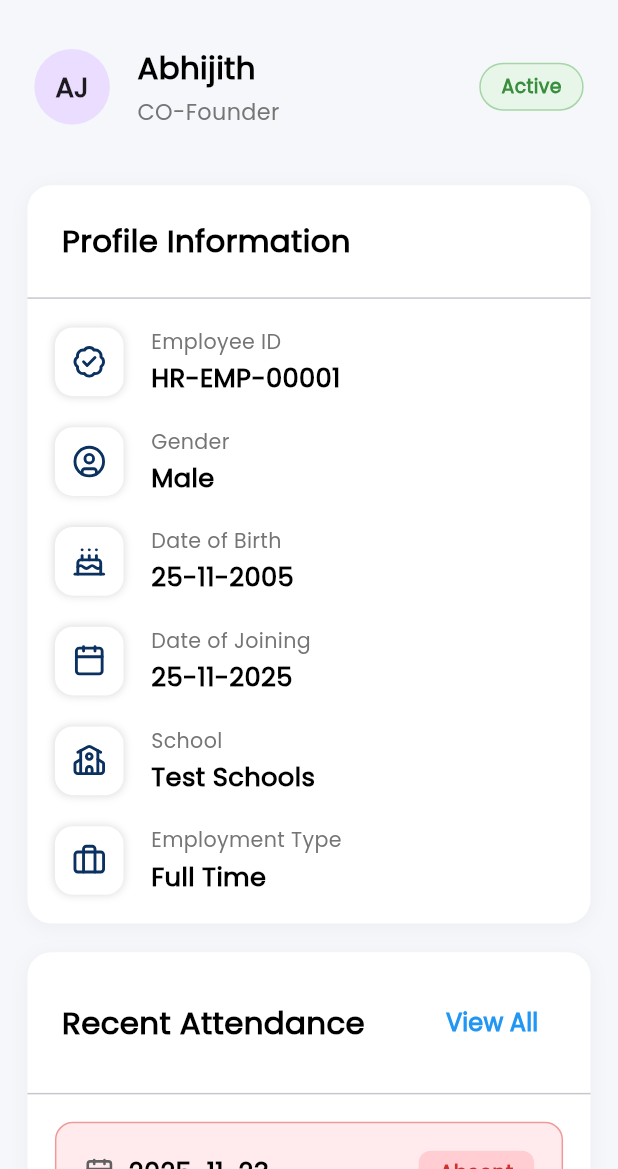
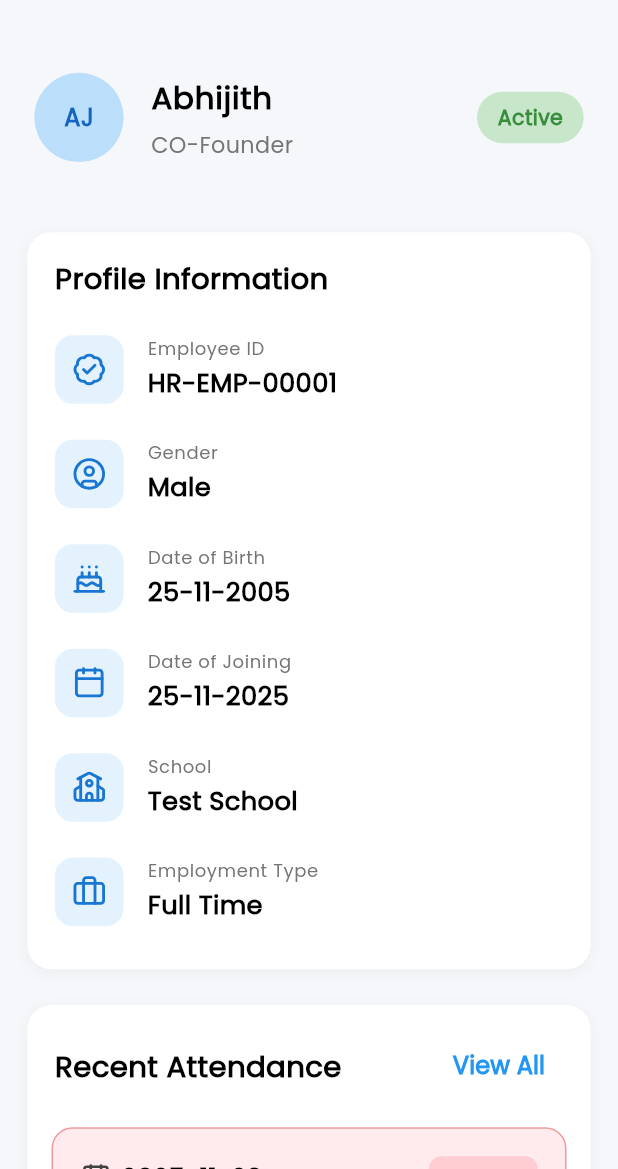
Before and after one commit to Pro-ject-dev/amrita_school, a Flutter app: the ProfilePage screen opened by its route, on a phone screen of 412 x 824 dp, the part 67-1236 px from its top. Run offline on Flutter 3.47's test engine with Material 3 defaults, Android fonts, the phone set to English and light mode, and no system bars; our stand-ins replace dio, flutter_riverpod, flutter_screenutil, flutter_svg, freezed_annotation, go_router and 5 more; generated files the repository leaves out were written again; project files that could hold a hidden picture were left out.

```diff
--- a/lib/core/features/profile/presentation/view/profile_page.dart
+++ b/lib/core/features/profile/presentation/view/profile_page.dart
@@ -1,24 +1,23 @@
-import 'package:amrita_vidhyalayam_teacher/core/theme/colors/app_colors.dart';
-import 'package:amrita_vidhyalayam_teacher/core/theme/strings/app_strings.dart';
 import 'package:flutter/material.dart';
 import 'package:flutter_riverpod/flutter_riverpod.dart';
 import 'package:flutter_screenutil/flutter_screenutil.dart';
 import 'package:lucide_icons_flutter/lucide_icons.dart';
-import '../viewmodel/profile_viewmodel.dart';
+
+// TODO: Replace with your actual provider
+final profileProvider = Provider((ref) => null);
 
 class ProfilePage extends ConsumerWidget {
   const ProfilePage({super.key});
 
   @override
   Widget build(BuildContext context, WidgetRef ref) {
-    final state = ref.watch(profileProvider);
     final theme = Theme.of(context);
+    // final state = ref.watch(profileProvider); // use when you connect API
 
     return Scaffold(
       backgroundColor: const Color(0xffF5F7FA),
       appBar: AppBar(
         elevation: 0,
-
         backgroundColor: const Color(0xffF5F7FA),
         title: Text(
           "Profile",
@@ -31,34 +30,131 @@ class ProfilePage extends ConsumerWidget {
         actions: [
           IconButton(
             icon: const Icon(LucideIcons.logOut, color: Colors.black),
-            onPressed: () {},
+            onPressed: () {
+              // TODO: Add logout logic
+            },
           ),
         ],
       ),
       body: SingleChildScrollView(
         child: Column(
           children: [
-            // Header Card with Avatar and Basic Info
-            Container(
-              width: double.infinity,
-              decoration: const BoxDecoration(
-                color: Color(0xffF5F7FA),
-                borderRadius: BorderRadius.only(
-                  bottomLeft: Radius.circular(20),
-                  bottomRight: Radius.circular(20),
+            SizedBox(height: 12.h),
+
+            /// Header
+            const ProfileHeader(
+              name: "Abhijith",
+              role: "CO-Founder",
+              initials: "AJ",
+              status: "Active",
+            ),
+
+            SizedBox(height: 20.h),
+
+            /// Profile Information
+            InfoSectionCard(
+              title: "Profile Information",
+              items: const [
+                InfoTile(
+                  icon: LucideIcons.badgeCheck,
+                  label: "Employee ID",
+                  value: "HR-EMP-00001",
+                ),
+                InfoTile(
+                  icon: LucideIcons.circleUser,
+                  label: "Gender",
+                  value: "Male",
+                ),
+                InfoTile(
+                  icon: LucideIcons.cake,
+                  label: "Date of Birth",
+                  value: "25-11-2005",
+                ),
+                InfoTile(
+                  icon: LucideIcons.calendar,
+                  label: "Date of Joining",
+                  value: "25-11-2025",
+                ),
+                InfoTile(
+                  icon: LucideIcons.school,
+                  label: "School",
+                  value: "Test School",
+                ),
+                InfoTile(
+                  icon: LucideIcons.briefcase,
+                  label: "Employment Type",
+                  value: "Full Time",
+                ),
+              ],
+            ),
+
+            SizedBox(height: 20.h),
+
+            /// Attendance Section
+            AttendanceSectionCard(
+              title: "Recent Attendance",
+              items: const [
+                AttendanceTile(
+                  date: "2025-11-23",
+                  status: "Absent",
+                  shift: "Test School",
+                  lateEntry: "0 mins",
+                  earlyExit: "0 mins",
+                  isAbsent: true,
+                ),
+                AttendanceTile(
+                  date: "2025-11-22",
+                  status: "Present",
+                  shift: "Test School",
+                  lateEntry: "2 mins",
+                  earlyExit: "0 mins",
+                  isAbsent: false,
+                ),
+              ],
+            ),
+
+            SizedBox(height: 24.h),
+          ],
         ),
       ),
-              padding: EdgeInsets.symmetric(horizontal: 20.w, vertical: 16.h),
+    );
+  }
+}
+
+// ---------------- PROFILE HEADER ----------------
+
+class ProfileHeader extends StatelessWidget {
+  final String name;
+  final String role;
+  final String initials;
+  final String status;
+
+  const ProfileHeader({
+    super.key,
+    required this.name,
+    required this.role,
+    required this.initials,
+    required this.status,
+  });
+
+  @override
+  Widget build(BuildContext context) {
+    final theme = Theme.of(context);
+
+    return Container(
+      padding: EdgeInsets.all(20.sp),
+      width: double.infinity,
+      color: const Color(0xffF5F7FA),
       child: Row(
         children: [
           CircleAvatar(
-                    radius: 22.r,
+            radius: 26.r,
+            backgroundColor: Colors.blue.shade100,
             child: Text(
-                      'AJ',
-                      style: theme.textTheme.headlineSmall?.copyWith(
-                        fontSize: 16.sp,
-                        // color: Colors.white,
+              initials,
+              style: theme.textTheme.bodyLarge?.copyWith(
                 fontWeight: FontWeight.bold,
+                color: Colors.blue.shade800,
               ),
             ),
           ),
@@ -68,8 +164,8 @@ class ProfilePage extends ConsumerWidget {
               crossAxisAlignment: CrossAxisAlignment.start,
               children: [
                 Text(
-                          'Abhijith',
-                          style: theme.textTheme.bodyMedium?.copyWith(
+                  name,
+                  style: theme.textTheme.bodyLarge?.copyWith(
                     fontWeight: FontWeight.w700,
                     fontSize: 18.sp,
                     color: Colors.black,
@@ -77,9 +173,8 @@ class ProfilePage extends ConsumerWidget {
                 ),
                 SizedBox(height: 4.h),
                 Text(
-                          'CO-Founder',
+                  role,
                   style: theme.textTheme.bodyMedium?.copyWith(
-                            fontWeight: FontWeight.w500,
                     fontSize: 13.sp,
                     color: Colors.grey.shade600,
                   ),
@@ -88,105 +183,52 @@ class ProfilePage extends ConsumerWidget {
             ),
           ),
           Container(
-                    padding: EdgeInsets.symmetric(
-                      horizontal: 12.w,
-                      vertical: 5.h,
-                    ),
+            padding: EdgeInsets.symmetric(horizontal: 12.w, vertical: 6.h),
             decoration: BoxDecoration(
-                      color: Colors.green.shade50,
+              color: Colors.green.shade100,
               borderRadius: BorderRadius.circular(20),
-                      border: Border.all(color: Colors.green.shade200),
             ),
             child: Text(
-                      'Active',
+              status,
               style: TextStyle(
                 color: Colors.green.shade700,
                 fontWeight: FontWeight.w600,
-                        fontSize: 11.sp,
+                fontSize: 12.sp,
               ),
             ),
           ),
         ],
       ),
-            ),
-
-            SizedBox(height: 16.h),
-
-            // Profile Information Card
-            _buildInfoCard(
-              context: context,
-              theme: theme,
-              title: 'Profile Information',
-              items: [
-                _InfoItem(
-                  icon: LucideIcons.badgeCheck,
-                  label: 'Employee ID',
-                  value: 'HR-EMP-00001',
-                  iconColor: Colors.blue,
-                ),
-
-                _InfoItem(
-                  icon: LucideIcons.circleUser,
-                  label: 'Gender',
-                  value: 'Male',
-                  iconColor: Colors.orange,
-                ),
-                _InfoItem(
-                  icon: LucideIcons.cake,
-                  label: 'Date of Birth',
-                  value: '25-11-2005',
-                  iconColor: Colors.pink,
-                ),
-                _InfoItem(
-                  icon: LucideIcons.calendar,
-                  label: 'Date of Joining',
-                  value: '25-11-2025',
-                  iconColor: Colors.green,
-                ),
-                _InfoItem(
-                  icon: LucideIcons.school,
-                  label: 'School',
-                  value: 'Test Schools',
-                  iconColor: Colors.indigo,
-                ),
-                _InfoItem(
-                  icon: LucideIcons.briefcase,
-                  label: 'Employment Type',
-                  value: 'Full Time',
-                  iconColor: Colors.teal,
-                ),
-
-              ],
-            ),
-
-            SizedBox(height: 16.h),
-
-            // Attendance History Card
-            _buildAttendanceCard(context: context, theme: theme),
-
-            SizedBox(height: 24.h),
-          ],
-        ),
-      ),
     );
   }
+}
 
-  Widget _buildInfoCard({
-    required BuildContext context,
-    required ThemeData theme,
-    required String title,
-    required List<_InfoItem> items,
-  }) {
+// ---------------- INFO SECTION CARD ----------------
+
+class InfoSectionCard extends StatelessWidget {
+  final String title;
+  final List<InfoTile> items;
+
+  const InfoSectionCard({
+    super.key,
+    required this.title,
+    required this.items,
+  });
+
+  @override
+  Widget build(BuildContext context) {
+    final theme = Theme.of(context);
+
     return Container(
-      width: double.infinity,
       margin: EdgeInsets.symmetric(horizontal: 16.w),
+      padding: EdgeInsets.symmetric(vertical: 14.h),
       decoration: BoxDecoration(
         borderRadius: BorderRadius.circular(16),
         color: Colors.white,
         boxShadow: [
           BoxShadow(
             color: Colors.black.withOpacity(0.04),
-            blurRadius: 10,
+            blurRadius: 8,
             offset: const Offset(0, 2),
           ),
         ],
@@ -194,65 +236,70 @@ class ProfilePage extends ConsumerWidget {
       child: Column(
         crossAxisAlignment: CrossAxisAlignment.start,
         children: [
+          /// Title
           Padding(
-            padding: EdgeInsets.all(20.sp),
+            padding: EdgeInsets.symmetric(horizontal: 16.w),
             child: Text(
               title,
               style: theme.textTheme.bodyMedium?.copyWith(
                 fontWeight: FontWeight.w700,
-                fontSize: 18.sp,
+                fontSize: 17.sp,
                 color: Colors.black,
               ),
             ),
           ),
-          const Divider(height: 1),
-          ListView.separated(
-            shrinkWrap: true,
-            physics: const NeverScrollableScrollPhysics(),
-            padding: EdgeInsets.all(16.sp),
-            itemCount: items.length,
-            separatorBuilder: (context, index) => SizedBox(height: 16.h),
-            itemBuilder: (context, index) {
-              final item = items[index];
-              return Row(
+          SizedBox(height: 10.h),
+
+          /// Items
+          ...items,
+        ],
+      ),
+    );
+  }
+}
+
+class InfoTile extends StatelessWidget {
+  final IconData icon;
+  final String label;
+  final String value;
+
+  const InfoTile({
+    super.key,
+    required this.icon,
+    required this.label,
+    required this.value,
+  });
+
+  @override
+  Widget build(BuildContext context) {
+    final theme = Theme.of(context);
+
+    return Padding(
+      padding: EdgeInsets.symmetric(horizontal: 16.w, vertical: 10.h),
+      child: Row(
         children: [
           Container(
             padding: EdgeInsets.all(10.sp),
             decoration: BoxDecoration(
-                      color: Colors.white,
+              color: Colors.blue.shade50,
               borderRadius: BorderRadius.circular(12),
-                      boxShadow: [
-                        BoxShadow(
-                          color: Color.fromARGB(62, 105, 105, 105),
-                          blurRadius: 4,
-                          offset: Offset(0, 0),
-                          spreadRadius: 0,
             ),
-                      ],
+            child: Icon(icon, size: 20.sp, color: Colors.blue.shade700),
           ),
-                    child: Icon(
-                      item.icon,
-                      size: 20.sp,
-                      // color: Colors.white,
-                      color: AppColors.primary,
-                    ),
-                  ),
-                  SizedBox(width: 16.w),
+          SizedBox(width: 14.w),
           Expanded(
             child: Column(
               crossAxisAlignment: CrossAxisAlignment.start,
               children: [
                 Text(
-                          item.label,
-                          style: theme.textTheme.bodyMedium?.copyWith(
-                            fontWeight: FontWeight.w400,
-                            fontSize: 12.sp,
+                  label,
+                  style: theme.textTheme.bodySmall?.copyWith(
                     color: Colors.grey.shade600,
                   ),
                 ),
                 SizedBox(height: 2.h),
                 Text(
-                          item.value,
+                  value,
                   style: theme.textTheme.bodyMedium?.copyWith(
                     fontWeight: FontWeight.w600,
                     fontSize: 15.sp,
@@ -263,52 +310,63 @@ class ProfilePage extends ConsumerWidget {
             ),
           ),
         ],
-              );
-            },
-          ),
-        ],
       ),
     );
   }
+}
 
-  Widget _buildAttendanceCard({
-    required BuildContext context,
-    required ThemeData theme,
-  }) {
+// ---------------- ATTENDANCE SECTION CARD ----------------
+
+class AttendanceSectionCard extends StatelessWidget {
+  final String title;
+  final List<AttendanceTile> items;
+
+  const AttendanceSectionCard({
+    super.key,
+    required this.title,
+    required this.items,
+  });
+
+  @override
+  Widget build(BuildContext context) {
+    final theme = Theme.of(context);
+
     return Container(
-      width: double.infinity,
       margin: EdgeInsets.symmetric(horizontal: 16.w),
+      padding: EdgeInsets.symmetric(vertical: 14.h),
       decoration: BoxDecoration(
         borderRadius: BorderRadius.circular(16),
         color: Colors.white,
         boxShadow: [
           BoxShadow(
             color: Colors.black.withOpacity(0.04),
-            blurRadius: 10,
+            blurRadius: 8,
             offset: const Offset(0, 2),
           ),
         ],
       ),
       child: Column(
-        crossAxisAlignment: CrossAxisAlignment.start,
         children: [
+          /// Header
           Padding(
-            padding: EdgeInsets.all(20.sp),
+            padding: EdgeInsets.symmetric(horizontal: 16.w),
             child: Row(
               mainAxisAlignment: MainAxisAlignment.spaceBetween,
               children: [
                 Text(
-                  'Recent Attendance',
+                  title,
                   style: theme.textTheme.bodyMedium?.copyWith(
                     fontWeight: FontWeight.w700,
-                    fontSize: 18.sp,
+                    fontSize: 17.sp,
                     color: Colors.black,
                   ),
                 ),
                 TextButton(
-                  onPressed: () {},
+                  onPressed: () {
+                    // TODO: navigate to full attendance page
+                  },
                   child: Text(
-                    'View All',
+                    "View All",
                     style: TextStyle(
                       fontSize: 14.sp,
                       fontWeight: FontWeight.w600,
@@ -319,58 +377,53 @@ class ProfilePage extends ConsumerWidget {
               ],
             ),
           ),
-          const Divider(height: 1),
-          ListView(
-            shrinkWrap: true,
-            physics: const NeverScrollableScrollPhysics(),
-            padding: EdgeInsets.all(16.sp),
-            children: [
-              _buildAttendanceItem(
-                theme: theme,
-                date: '2025-11-23',
-                status: 'Absent',
-                shift: 'Test Schools',
-                lateEntry: '0 mins',
-                earlyExit: '0 mins',
-                isAbsent: true,
-              ),
-              SizedBox(height: 12.h),
-              _buildAttendanceItem(
-                theme: theme,
-                date: '2025-11-22',
-                status: 'Absent',
-                shift: 'Test Schools',
-                lateEntry: '0 mins',
-                earlyExit: '0 mins',
-                isAbsent: true,
-              ),
-            ],
-          ),
+
+          SizedBox(height: 6.h),
+
+          /// Items
+          ...items,
         ],
       ),
     );
   }
+}
 
-  Widget _buildAttendanceItem({
-    required ThemeData theme,
-    required String date,
-    required String status,
-    required String shift,
-    required String lateEntry,
-    required String earlyExit,
-    bool isAbsent = false,
-  }) {
+class AttendanceTile extends StatelessWidget {
+  final String date;
+  final String status;
+  final String shift;
+  final String lateEntry;
+  final String earlyExit;
+  final bool isAbsent;
+
+  const AttendanceTile({
+    super.key,
+    required this.date,
+    required this.status,
+    required this.shift,
+    required this.lateEntry,
+    required this.earlyExit,
+    required this.isAbsent,
+  });
+
+  @override
+  Widget build(BuildContext context) {
+    final theme = Theme.of(context);
+    final isRed = isAbsent;
+
     return Container(
+      margin: EdgeInsets.symmetric(horizontal: 14.w, vertical: 8.h),
       padding: EdgeInsets.all(16.sp),
       decoration: BoxDecoration(
-        color: isAbsent ? Colors.red.shade50 : Colors.green.shade50,
-        borderRadius: BorderRadius.circular(12),
+        color: isRed ? Colors.red.shade50 : Colors.green.shade50,
+        borderRadius: BorderRadius.circular(14),
         border: Border.all(
-          color: isAbsent ? Colors.red.shade200 : Colors.green.shade200,
+          color: isRed ? Colors.red.shade200 : Colors.green.shade200,
         ),
       ),
       child: Column(
         children: [
+          /// Date + Status
           Row(
             mainAxisAlignment: MainAxisAlignment.spaceBetween,
             children: [
@@ -379,9 +432,9 @@ class ProfilePage extends ConsumerWidget {
                   Icon(
                     LucideIcons.calendar,
                     size: 18.sp,
-                    color: Colors.grey.shade700,
+                    color: Colors.grey.shade800,
                   ),
-                  SizedBox(width: 8.w),
+                  SizedBox(width: 6.w),
                   Text(
                     date,
                     style: theme.textTheme.bodyMedium?.copyWith(
@@ -393,110 +446,84 @@ class ProfilePage extends ConsumerWidget {
                 ],
               ),
               Container(
-                padding: EdgeInsets.symmetric(horizontal: 12.w, vertical: 4.h),
+                padding: EdgeInsets.symmetric(horizontal: 10.w, vertical: 4.h),
                 decoration: BoxDecoration(
-                  color: isAbsent ? Colors.red.shade100 : Colors.green.shade100,
+                  color: isRed ? Colors.red.shade100 : Colors.green.shade100,
                   borderRadius: BorderRadius.circular(8),
                 ),
                 child: Text(
                   status,
                   style: TextStyle(
-                    color: isAbsent
-                        ? Colors.red.shade700
-                        : Colors.green.shade700,
-                    fontWeight: FontWeight.w700,
+                    color: isRed ? Colors.red.shade700 : Colors.green.shade700,
                     fontSize: 12.sp,
+                    fontWeight: FontWeight.bold,
                   ),
                 ),
-              ),
+              )
             ],
           ),
-          SizedBox(height: 12.h),
-          Row(
-            children: [
-              Expanded(
-                child: _buildAttendanceDetail(
-                  theme: theme,
+
+          SizedBox(height: 14.h),
+
+          /// Details
+          _AttendanceDetailRow(
             icon: LucideIcons.building2,
-                  label: 'Shift',
+            label: "Shift",
             value: shift,
           ),
-              ),
-            ],
-          ),
-          SizedBox(height: 8.h),
-          Row(
-            children: [
-              Expanded(
-                child: _buildAttendanceDetail(
-                  theme: theme,
+          SizedBox(height: 6.h),
+          _AttendanceDetailRow(
             icon: LucideIcons.clockAlert,
-                  label: 'Late Entry',
+            label: "Late Entry",
             value: lateEntry,
           ),
-              ),
-              SizedBox(width: 12.w),
-              Expanded(
-                child: _buildAttendanceDetail(
-                  theme: theme,
+          SizedBox(height: 6.h),
+          _AttendanceDetailRow(
             icon: LucideIcons.clockArrowUp,
-                  label: 'Early Exit',
+            label: "Early Exit",
             value: earlyExit,
-                ),
-              ),
-            ],
           ),
         ],
       ),
     );
   }
+}
 
-  Widget _buildAttendanceDetail({
-    required ThemeData theme,
-    required IconData icon,
-    required String label,
-    required String value,
-  }) {
+class _AttendanceDetailRow extends StatelessWidget {
+  final IconData icon;
+  final String label;
+  final String value;
+
+  const _AttendanceDetailRow({
+    required this.icon,
+    required this.label,
+    required this.value,
+  });
+
+  @override
+  Widget build(BuildContext context) {
     return Row(
       children: [
-        Icon(icon, size: 14.sp, color: Colors.grey.shade600),
+        Icon(icon, size: 15.sp, color: Colors.grey.shade600),
         SizedBox(width: 6.w),
-        Column(
-          crossAxisAlignment: CrossAxisAlignment.start,
-          children: [
         Text(
-              label,
-              style: theme.textTheme.bodyMedium?.copyWith(
-                fontWeight: FontWeight.w400,
-                fontSize: 11.sp,
+          "$label: ",
+          style: TextStyle(
+            fontSize: 12.sp,
             color: Colors.grey.shade600,
           ),
         ),
-            Text(
+        Expanded(
+          child: Text(
             value,
-              style: theme.textTheme.bodyMedium?.copyWith(
+            style: TextStyle(
+              fontSize: 13.sp,
               fontWeight: FontWeight.w600,
-                fontSize: 13.sp,
-                color: Colors.black87,
+              color: Colors.black,
             ),
           ),
-          ],
         ),
       ],
     );
   }
 }
-
-class _InfoItem {
-  final IconData icon;
-  final String label;
-  final String value;
-  final Color iconColor;
-
-  _InfoItem({
-    required this.icon,
-    required this.label,
-    required this.value,
-    required this.iconColor,
-  });
-}
--- a/lib/core/features/splash_screen/data/source/splash_screen_remote_source.dart
+++ b/lib/core/features/splash_screen/data/source/splash_screen_remote_source.dart
@@ -1,6 +1,6 @@
 class SplashScreenRemoteSource {
   Future<String> fetchValue() async {
-    await Future.delayed(const Duration(seconds: 5));
+    await Future.delayed(const Duration(milliseconds: 3500));
     return "Fetched value from API";
   }
 }
--- a/lib/core/features/splash_screen/presentation/view/splash_screen_page.dart
+++ b/lib/core/features/splash_screen/presentation/view/splash_screen_page.dart
@@ -32,7 +32,7 @@ class _SplashScreenPageState extends ConsumerState<SplashScreenPage>
     // Primary animation controller
     _primaryController = AnimationController(
       vsync: this,
-      duration: const Duration(milliseconds: 1800),
+      duration: const Duration(milliseconds: 500),
     );
 
     // Shimmer effect controller
@@ -200,25 +200,19 @@ class _SplashScreenPageState extends ConsumerState<SplashScreenPage>
 
                             SizedBox(height: 8.h),
 
-                            ShaderMask(
-                              shaderCallback: (bounds) {
-                                return LinearGradient(
-                                  colors: [
-                                    Theme.of(context).primaryColor,
-                                    Theme.of(context).primaryColor.withOpacity(0.7),
-                                  ],
-                                ).createShader(bounds);
-                              },
-                              child: Text(
-                                'My Amrita',
-                                style: TextStyle(
-                                  fontSize: 24.sp,
-                                  color: Colors.white,
-                                  fontWeight: FontWeight.bold,
-                                  letterSpacing: 1.5,
-                                ),
-                              ),
-                            ),
+
+                              //  Text(
+                              //   'My Amrita',
+                              //   style: TextStyle(
+                              //     fontSize: 24.sp,
+                              //     color: Colors.white,
+                              //     fontWeight: FontWeight.bold,
+                              //     letterSpacing: 1.5,
+                              //   ),
+                              // ),
+
+                              Image.asset('assets/images/myamrita2.gif',width: 100.w,),
+
 
                             SizedBox(height: 16.h),
 
```
Also changed, not shown: 3 other files. Lines whose indentation alone changed are shown as unchanged.
